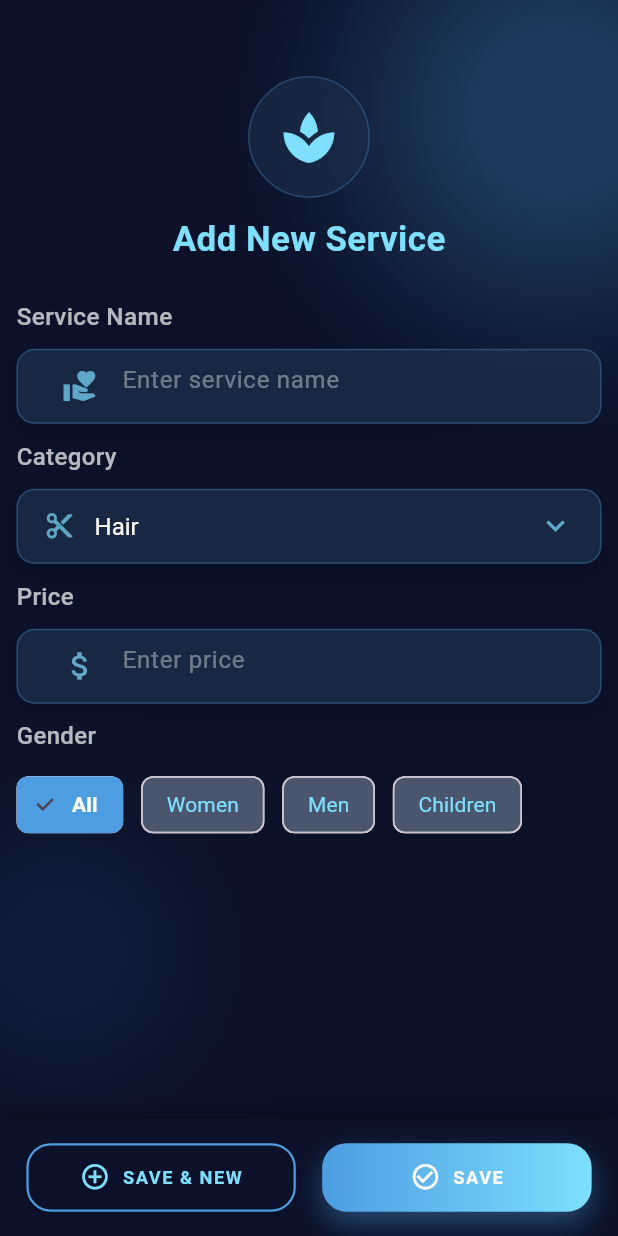
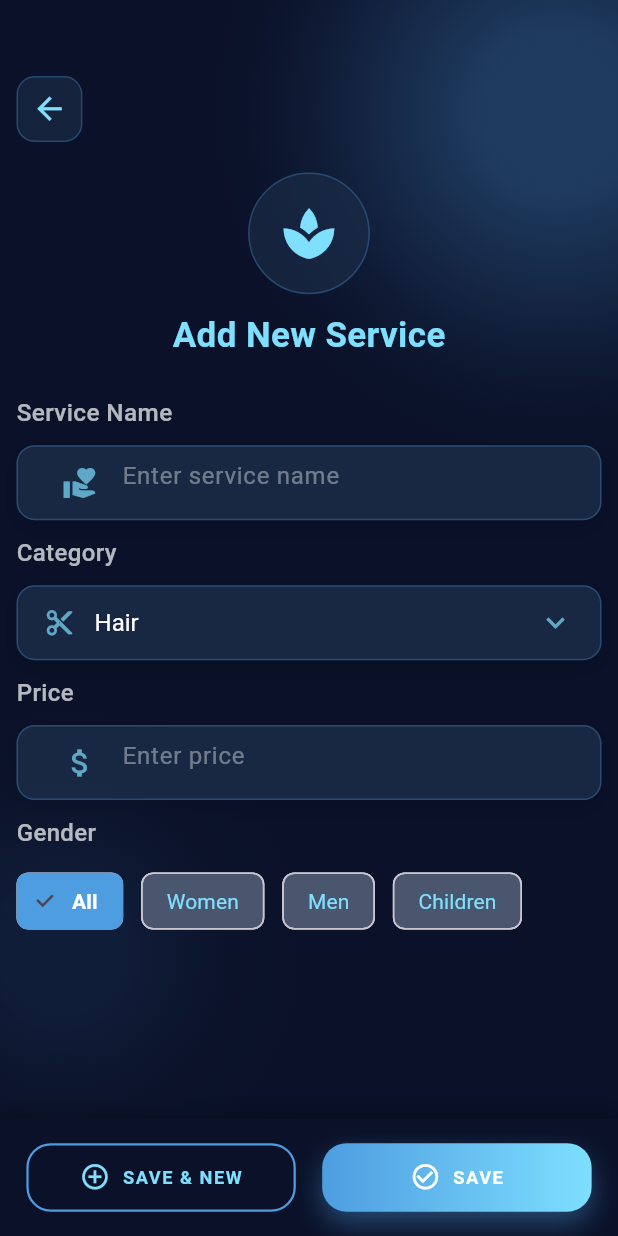
Before and after one commit to fathimathsafa/salonrabcode, a Flutter app: the AddServiceScreen screen opened directly, on a phone screen of 412 x 824 dp. Run offline on Flutter 3.47's test engine with Material 3 defaults, Android fonts, the phone set to English and light mode, and no system bars; our stand-ins replace flutter_screenutil, google_fonts.

Commit message:
colors sceen modified

```diff
--- a/lib/core/constants/colors.dart
+++ b/lib/core/constants/colors.dart
@@ -1,6 +1,13 @@
 import 'package:flutter/material.dart';
 
 class ColorTheme {
+  static Color darkBlue = const Color(0xFF0A1128);
+  static Color mediumBlue = const Color(0xFF1C2E4A);
+  static Color lightBlue = const Color(0xFF31639C);
+  static Color accentBlue = const Color(0xFF4D9DE0);
+  static Color highlightBlue = const Color(0xFF7EDFFF);
+
+
   static Color maincolor = const Color(0XFFA6BBA7);
   static Color lightcolor = const Color(0XFFEBF1EB);
   static Color darkcolor = const Color(0XFF2C6327);
--- a/lib/presentation/owner_side/service_adding_screen/view/service_adding_screen.dart
+++ b/lib/presentation/owner_side/service_adding_screen/view/service_adding_screen.dart
@@ -17,13 +17,6 @@ class AddServiceScreen extends StatelessWidget {
     bool isLaptop = screenWidth > 1024;
     double padding = isMobile ? 10.w : (isTablet ? 20.w : 30.w);
 
-    // New color palette from branch screen
-    final darkBlue = const Color(0xFF0A1128);
-    final mediumBlue = const Color(0xFF1C2E4A);
-    final lightBlue = const Color(0xFF31639C);
-    final accentBlue = const Color(0xFF4D9DE0);
-    final highlightBlue = const Color(0xFF7EDFFF);
-
     // Create FocusNodes for each field
     FocusNode serviceNameFocusNode = FocusNode();
     FocusNode categoryFocusNode = FocusNode();
@@ -31,17 +24,17 @@ class AddServiceScreen extends StatelessWidget {
 
     return Scaffold(
       resizeToAvoidBottomInset: false,
-      backgroundColor: darkBlue,
+      backgroundColor: ColorTheme.darkBlue,
       body: Stack(
         children: [
           // Background gradient
           Positioned.fill(
             child: CustomPaint(
               painter: BackgroundPainter(
-                darkBlue: darkBlue,
-                mediumBlue: mediumBlue,
-                lightBlue: lightBlue,
-                accentBlue: accentBlue,
+                darkBlue: ColorTheme.darkBlue,
+                mediumBlue: ColorTheme.mediumBlue,
+                lightBlue: ColorTheme.lightBlue,
+                accentBlue: ColorTheme.accentBlue,
               ),
             ),
           ),
@@ -55,6 +48,30 @@ class AddServiceScreen extends StatelessWidget {
                     child: Column(
                       crossAxisAlignment: CrossAxisAlignment.start,
                       children: [
+                        // Back Button
+                        GestureDetector(
+                          onTap: () {
+                            Navigator.pop(context); // Navigate back
+                          },
+                          child: Container(
+                            padding: EdgeInsets.all(8.w),
+                            decoration: BoxDecoration(
+                              color: ColorTheme.mediumBlue.withOpacity(0.6),
+                              borderRadius: BorderRadius.circular(12.r),
+                              border: Border.all(
+                                color: ColorTheme.accentBlue.withOpacity(0.3),
+                                width: 1,
+                              ),
+                            ),
+                            child: Icon(
+                              Icons.arrow_back,
+                              size: 24.sp,
+                              color: ColorTheme.highlightBlue,
+                            ),
+                          ),
+                        ),
+                        SizedBox(height: 20.h),
+
                         // Service Image Header
                         Center(
                           child: Column(
@@ -63,24 +80,24 @@ class AddServiceScreen extends StatelessWidget {
                                 height: 80.sp,
                                 width: 80.sp,
                                 decoration: BoxDecoration(
-                        color: mediumBlue.withOpacity(0.6),
+                                  color: ColorTheme.mediumBlue.withOpacity(0.6),
                                   borderRadius: BorderRadius.circular(60.r),
                                   border: Border.all(
-                          color: accentBlue.withOpacity(0.3),
+                                    color: ColorTheme.accentBlue.withOpacity(0.3),
                                     width: 1,
                                   ),
                                 ),
                                 child: Icon(
                                   Icons.spa,
                                   size: 40.sp,
-                        color: highlightBlue,
+                                  color: ColorTheme.highlightBlue,
                                 ),
                               ),
                               SizedBox(height: isMobile ? 10.h : 20.h),
                               Text(
                                 "Add New Service",
                                 style: TextStyle(
-                          color: highlightBlue,
+                                    color: ColorTheme.highlightBlue,
                                     fontSize: 23.sp,
                                     fontWeight: FontWeight.bold),
                               ),
@@ -102,10 +119,10 @@ class AddServiceScreen extends StatelessWidget {
                         Container(
                           padding: EdgeInsets.symmetric(horizontal: 16.w),
                           decoration: BoxDecoration(
-                  color: mediumBlue.withOpacity(0.8),
+                            color: ColorTheme.mediumBlue.withOpacity(0.8),
                             borderRadius: BorderRadius.circular(12.r),
                             border: Border.all(
-                  color: accentBlue.withOpacity(0.3),
+                              color: ColorTheme.accentBlue.withOpacity(0.3),
                               width: 1,
                             ),
                             boxShadow: [
@@ -113,7 +130,8 @@ class AddServiceScreen extends StatelessWidget {
                                 color: Colors.black.withOpacity(0.1),
                                 blurRadius: 10,
                                 offset: Offset(0, 5),
-                  ) ],
+                              )
+                            ],
                           ),
                           child: TextFormField(
                             focusNode: serviceNameFocusNode,
@@ -124,7 +142,7 @@ class AddServiceScreen extends StatelessWidget {
                               hintText: "Enter service name",
                               hintStyle: TextStyle(color: Colors.white38),
                               prefixIcon: Icon(Icons.volunteer_activism,
-                  color: highlightBlue.withOpacity(0.7)),
+                                  color: ColorTheme.highlightBlue.withOpacity(0.7)),
                               border: InputBorder.none,
                             ),
                             validator: (value) {
@@ -153,10 +171,10 @@ class AddServiceScreen extends StatelessWidget {
                         Container(
                           padding: EdgeInsets.symmetric(horizontal: 16.w),
                           decoration: BoxDecoration(
-                  color: mediumBlue.withOpacity(0.8),
+                            color: ColorTheme.mediumBlue.withOpacity(0.8),
                             borderRadius: BorderRadius.circular(12.r),
                             border: Border.all(
-                  color: accentBlue.withOpacity(0.3),
+                              color: ColorTheme.accentBlue.withOpacity(0.3),
                               width: 1,
                             ),
                             boxShadow: [
@@ -164,7 +182,8 @@ class AddServiceScreen extends StatelessWidget {
                                 color: Colors.black.withOpacity(0.1),
                                 blurRadius: 10,
                                 offset: Offset(0, 5),
-                  )],
+                              )
+                            ],
                           ),
                           child: DropdownButtonHideUnderline(
                             child: DropdownButton<String>(
@@ -172,14 +191,14 @@ class AddServiceScreen extends StatelessWidget {
                               isExpanded: true,
                               value: provider.selectedCategory,
                               icon: Icon(Icons.keyboard_arrow_down,
-                  color: highlightBlue.withOpacity(0.7)),
+                                  color: ColorTheme.highlightBlue.withOpacity(0.7)),
                               iconSize: 24.h,
                               elevation: 1,
                               style: TextStyle(
                                 color: Colors.white,
                                 fontSize: 16,
                               ),
-                  dropdownColor: mediumBlue,
+                              dropdownColor: ColorTheme.mediumBlue,
                               onChanged: (String? newValue) {
                                 provider.setSelectedCategory(newValue!);
                                 FocusScope.of(context).requestFocus(priceFocusNode);
@@ -193,7 +212,7 @@ class AddServiceScreen extends StatelessWidget {
                                     children: [
                                       Icon(
                                         _getCategoryIcon(value),
-                  color: highlightBlue.withOpacity(0.7),
+                                        color: ColorTheme.highlightBlue.withOpacity(0.7),
                                         size: 20.h,
                                       ),
                                       SizedBox(width: 12.w),
@@ -227,10 +246,10 @@ class AddServiceScreen extends StatelessWidget {
                         Container(
                           padding: EdgeInsets.symmetric(horizontal: 16.w),
                           decoration: BoxDecoration(
-                  color: mediumBlue.withOpacity(0.8),
+                            color: ColorTheme.mediumBlue.withOpacity(0.8),
                             borderRadius: BorderRadius.circular(12.r),
                             border: Border.all(
-                  color: accentBlue.withOpacity(0.3),
+                              color: ColorTheme.accentBlue.withOpacity(0.3),
                               width: 1,
                             ),
                             boxShadow: [
@@ -238,7 +257,8 @@ class AddServiceScreen extends StatelessWidget {
                                 color: Colors.black.withOpacity(0.1),
                                 blurRadius: 10,
                                 offset: Offset(0, 5),
-                  )],
+                              )
+                            ],
                           ),
                           child: TextFormField(
                             style: TextStyle(color: Colors.white),
@@ -249,7 +269,7 @@ class AddServiceScreen extends StatelessWidget {
                               hintText: "Enter price",
                               hintStyle: TextStyle(color: Colors.white38),
                               prefixIcon: Icon(Icons.attach_money,
-                  color: highlightBlue.withOpacity(0.7)),
+                                  color: ColorTheme.highlightBlue.withOpacity(0.7)),
                               border: InputBorder.none,
                             ),
                             validator: (value) {
@@ -281,15 +301,15 @@ class AddServiceScreen extends StatelessWidget {
                             return ChoiceChip(
                               label: Text(gender),
                               selected: provider.selectedGender == gender,
-                  selectedColor: accentBlue,
-                  backgroundColor: mediumBlue.withOpacity(0.8),
+                              selectedColor: ColorTheme.accentBlue,
+                              backgroundColor: ColorTheme.mediumBlue.withOpacity(0.8),
                               onSelected: (selected) {
                                 provider.setSelectedGender(gender);
                               },
                               labelStyle: TextStyle(
                                 color: provider.selectedGender == gender
                                     ? Colors.white
-                      : highlightBlue,
+                                    : ColorTheme.highlightBlue,
                                 fontWeight: provider.selectedGender == gender
                                     ? FontWeight.bold
                                     : FontWeight.normal,
@@ -311,7 +331,7 @@ class AddServiceScreen extends StatelessWidget {
       bottomNavigationBar: Container(
         padding: EdgeInsets.symmetric(horizontal: 16.w, vertical: 16.h),
         decoration: BoxDecoration(
-          color: darkBlue,
+          color: ColorTheme.darkBlue,
           boxShadow: [
             BoxShadow(
               color: Colors.black.withOpacity(0.2),
@@ -328,23 +348,24 @@ class AddServiceScreen extends StatelessWidget {
                 height: 45.h,
                 decoration: BoxDecoration(
                   border: Border.all(
-                    color: accentBlue,
+                    color: ColorTheme.accentBlue,
                     width: 1.5,
                   ),
                   borderRadius: BorderRadius.circular(16.r),
                 ),
                 child: TextButton.icon(
                   onPressed: () {
+                    // Add save and new logic here
                   },
                   icon: Icon(
                     Icons.add_circle_outline,
-                    color: highlightBlue,
+                    color: ColorTheme.highlightBlue,
                     size: 20.sp,
                   ),
                   label: Text(
                     "SAVE & NEW",
                     style: TextStyle(
-                      color: highlightBlue,
+                      color: ColorTheme.highlightBlue,
                       fontWeight: FontWeight.bold,
                       letterSpacing: 1,
                       fontSize: 12.sp,
@@ -368,8 +389,8 @@ class AddServiceScreen extends StatelessWidget {
                 decoration: BoxDecoration(
                   gradient: LinearGradient(
                     colors: [
-                      accentBlue,
-                      highlightBlue,
+                      ColorTheme.accentBlue,
+                      ColorTheme.highlightBlue,
                     ],
                     begin: Alignment.centerLeft,
                     end: Alignment.centerRight,
@@ -377,14 +398,15 @@ class AddServiceScreen extends StatelessWidget {
                   borderRadius: BorderRadius.circular(16.r),
                   boxShadow: [
                     BoxShadow(
-                      color: accentBlue.withOpacity(0.4),
+                      color: ColorTheme.accentBlue.withOpacity(0.4),
                       blurRadius: 15,
                       offset: const Offset(0, 8),
-                    ),
+                    )
                   ],
                 ),
                 child: ElevatedButton.icon(
                   onPressed: () {
+                    // Add save logic here
                   },
                   icon: Icon(
                     Icons.check_circle_outline,
```
Also changed, not shown: lib/presentation/owner_side/add_branches_screen/view/add_branches_screen.dart (+41 -64 lines), lib/presentation/owner_side/company_profile_screen/view/company_profile_screen.dart (+5 -4 lines), lib/presentation/owner_side/owner_profile_screen/view/owner_profile_screen.dart (+5 -4 lines). Lines whose indentation alone changed are shown as unchanged.
